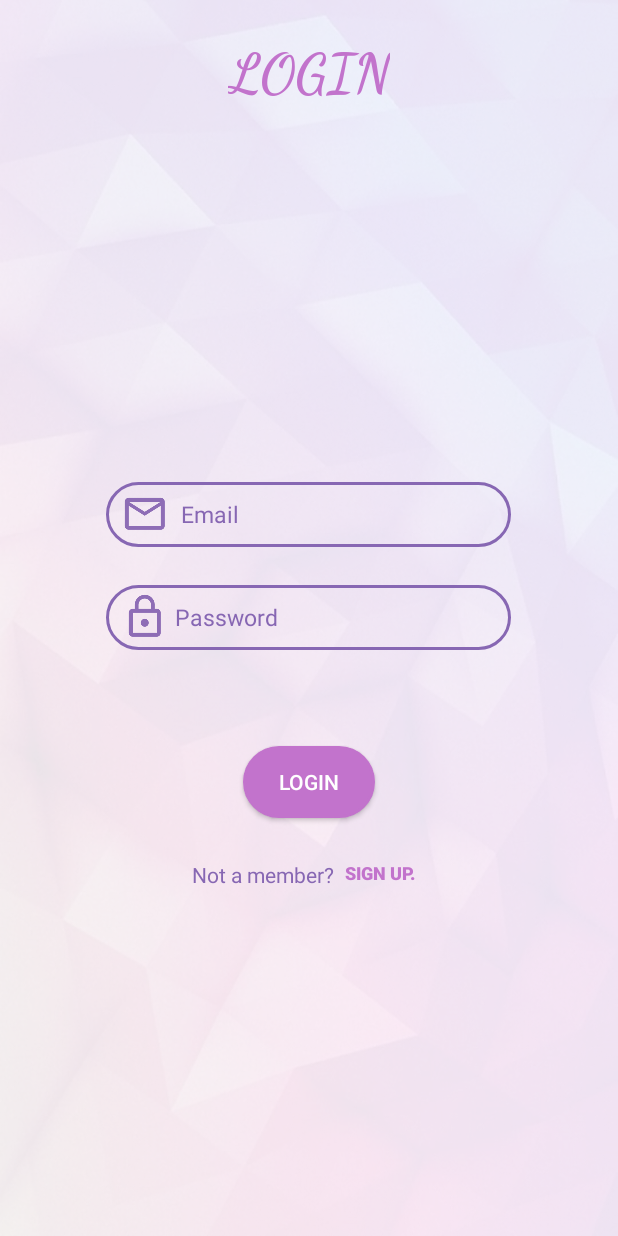
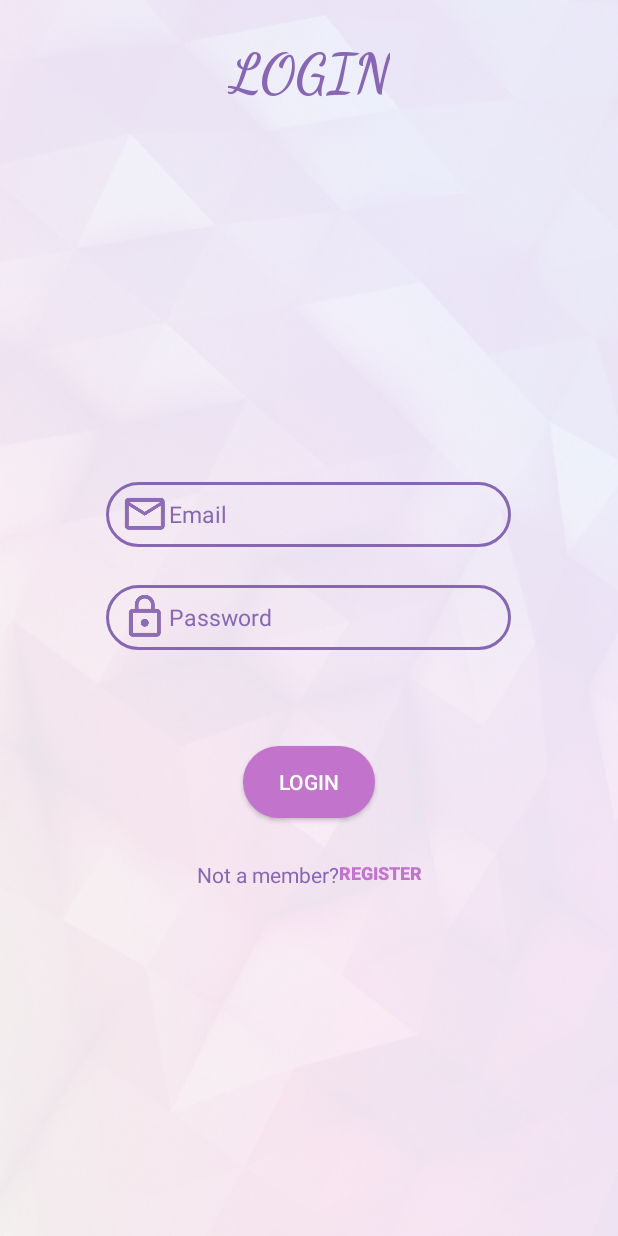
Before and after one commit to AleidJana/MotivLearn, an Android app: the Login screen opened directly, with no data from a screen before it, on a phone screen of 412 x 824 dp. Run offline under Robolectric (Android 15) with nearby library versions, the phone set to English and light mode, and no system bars.

Commit message:
first submit :)

```diff
--- a/app/src/main/res/layout/activity_login.xml
+++ b/app/src/main/res/layout/activity_login.xml
@@ -16,8 +16,8 @@
         android:layout_centerHorizontal="true"
         android:layout_marginTop="26dp"
         android:fontFamily="cursive"
-        android:text="LOGIN"
-        android:textColor="#c273cc"
+        android:text="@string/login_title"
+        android:textColor="#8767b3"
         android:textSize="36sp"
         android:textStyle="bold" />
 
@@ -35,7 +35,7 @@
         android:drawableLeft="@drawable/ic_action_em"
         android:ems="10"
         android:paddingLeft="10dp"
-        android:hint="  Email"
+        android:hint="@string/email"
         android:inputType="textCapCharacters|textEmailAddress"
         android:singleLine="false"
         android:textColor="#8767b3"
@@ -55,7 +55,7 @@
         android:background="@drawable/oval"
         android:drawableLeft="@drawable/ic_action_pas"
         android:ems="10"
-        android:hint=" Password"
+        android:hint="@string/password"
         android:inputType="textPersonName"
         android:singleLine="false"
         android:textColor="#8767b3"
@@ -78,7 +78,7 @@
         android:background="@drawable/button"
         android:onClick="Action"
         android:paddingBottom="1dp"
-        android:text="sign up."
+        android:text="@string/register_btn"
         android:textColor="#c273cc"
         android:textSize="12sp"
         android:textStyle="bold" />
@@ -96,7 +96,7 @@
         android:layout_marginTop="28dp"
         android:layout_toLeftOf="@+id/button3"
         android:layout_toStartOf="@+id/button3"
-        android:text="Not a member? "
+        android:text="@string/login_q"
         android:textColor="#8767b3" />
 
 
@@ -112,7 +112,7 @@
         android:layout_centerHorizontal="true"
         android:layout_marginTop="64dp"
         android:background="@drawable/ovalbutton"
-        android:text=" Login "
+        android:text="@string/login_btn"
         android:textColor="#ffffff" />
 
 </RelativeLayout>
```
